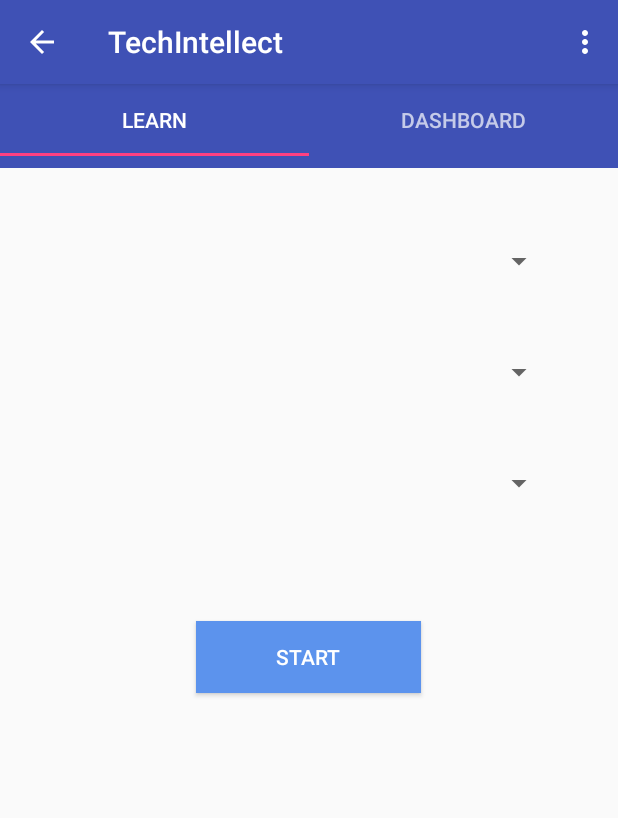
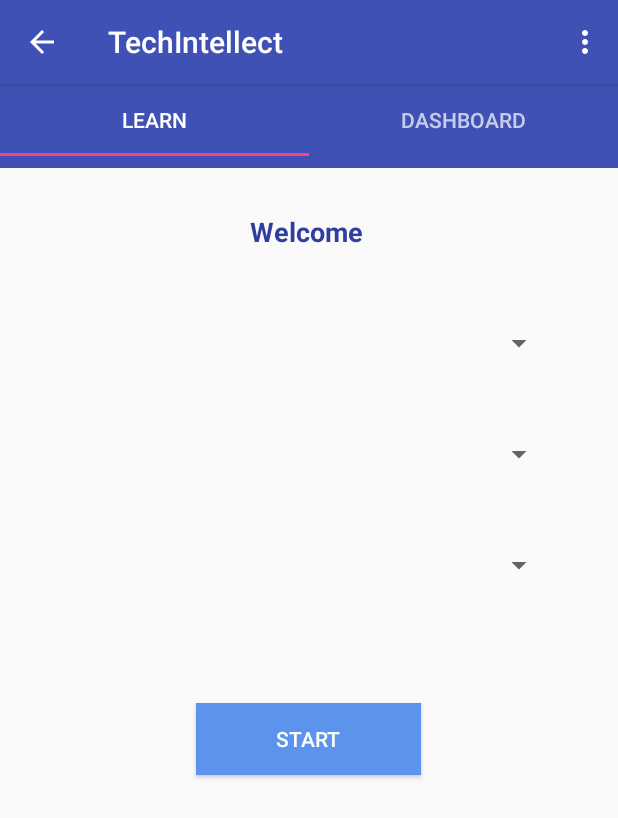
Before and after one commit to Ravi-Tulsi-Zala/Tech-Intellect, an Android app: the Tab1 screen opened directly, with no data from a screen before it, on a phone screen of 412 x 824 dp. Shown: the top 818 px of the screen. Run offline under Robolectric (Android 15) with nearby library versions, the phone set to English and light mode, and no system bars; our stand-ins replace Firebase (no records; nobody signed in at launch, a user with empty details on screens opened directly); libraries missing offline, so code that uses them is left out: com.weiwangcn.betterspinner; plain views replace MaterialBetterSpinner; 6 statements that could not run were skipped.

Commit message:
Welcome display for home screen
committing welcome display changes

```diff
--- a/app/src/main/java/com/example/trailblazers/techintellect/Tab1.java
+++ b/app/src/main/java/com/example/trailblazers/techintellect/Tab1.java
@@ -8,7 +8,10 @@ import android.view.LayoutInflater;
 import android.view.View;
 import android.view.ViewGroup;
 import android.widget.ArrayAdapter;
+import android.widget.TextView;
 
+import com.google.firebase.auth.FirebaseAuth;
+import com.google.firebase.auth.FirebaseUser;
 import com.weiwangcn.betterspinner.library.material.MaterialBetterSpinner;
 
 
@@ -25,7 +28,10 @@ public class Tab1 extends Fragment {
     // the fragment initialization parameters, e.g. ARG_ITEM_NUMBER
     private static final String ARG_PARAM1 = "param1";
     private static final String ARG_PARAM2 = "param2";
+    private TextView welcome; //Added by Haritha
 
+    FirebaseAuth firebaseAuth;
+    FirebaseUser firebaseUser;
 
 
     // TODO: Rename and change types of parameters
@@ -70,7 +76,13 @@ public class Tab1 extends Fragment {
     public View onCreateView(LayoutInflater inflater, ViewGroup container,
                              Bundle savedInstanceState) {
         // Inflate the layout for this fragment
+        firebaseAuth = FirebaseAuth.getInstance();
+        firebaseUser = firebaseAuth.getCurrentUser();
+
         View view = inflater.inflate(R.layout.fragment_tab1, container, false);
+
+        welcome = view.findViewById(R.id.welcome);
+        welcome.setText("Welcome " +firebaseUser.getDisplayName());
         String[] SPINNERLIST = {"R Programming", "Natural Language Processing", "Google Go", "Computer Science Acronyms"};
         ArrayAdapter<String> arrayAdapter1 = new ArrayAdapter<String>(getActivity(), android.R.layout.simple_dropdown_item_1line, SPINNERLIST);
         MaterialBetterSpinner materialDesignSpinner = (MaterialBetterSpinner) view.findViewById(R.id.quiz_topics_spinner);
--- a/app/src/main/res/layout/fragment_tab1.xml
+++ b/app/src/main/res/layout/fragment_tab1.xml
@@ -5,6 +5,19 @@
     android:layout_height="match_parent"
     android:layout_margin="16dp"
     android:orientation="vertical">
+
+    <TextView
+        android:id="@+id/welcome"
+        android:layout_width="match_parent"
+        android:layout_height="wrap_content"
+        android:gravity="center_horizontal"
+        android:textColor="@color/colorPrimaryDark"
+        android:layout_marginTop="30dp"
+        android:layout_marginLeft="20dp"
+        android:layout_marginRight="20dp"
+        android:textSize="18sp"
+        android:textStyle="bold"
+        android:textAlignment="center" />
 
     <com.weiwangcn.betterspinner.library.material.MaterialBetterSpinner
         android:id="@+id/quiz_topics_spinner"
```
